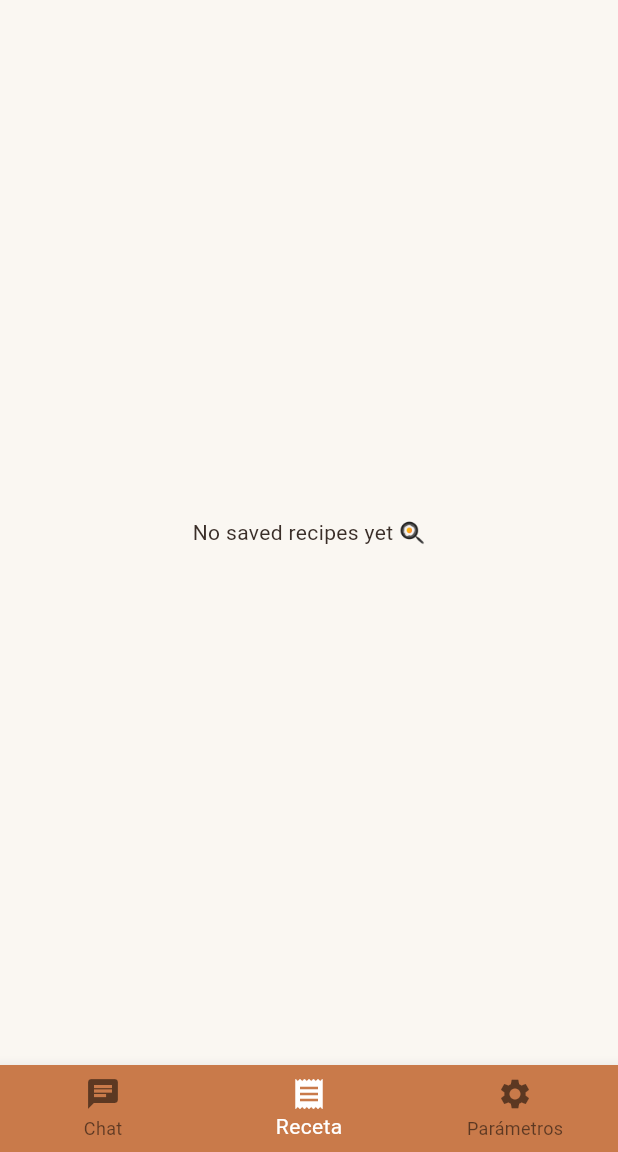
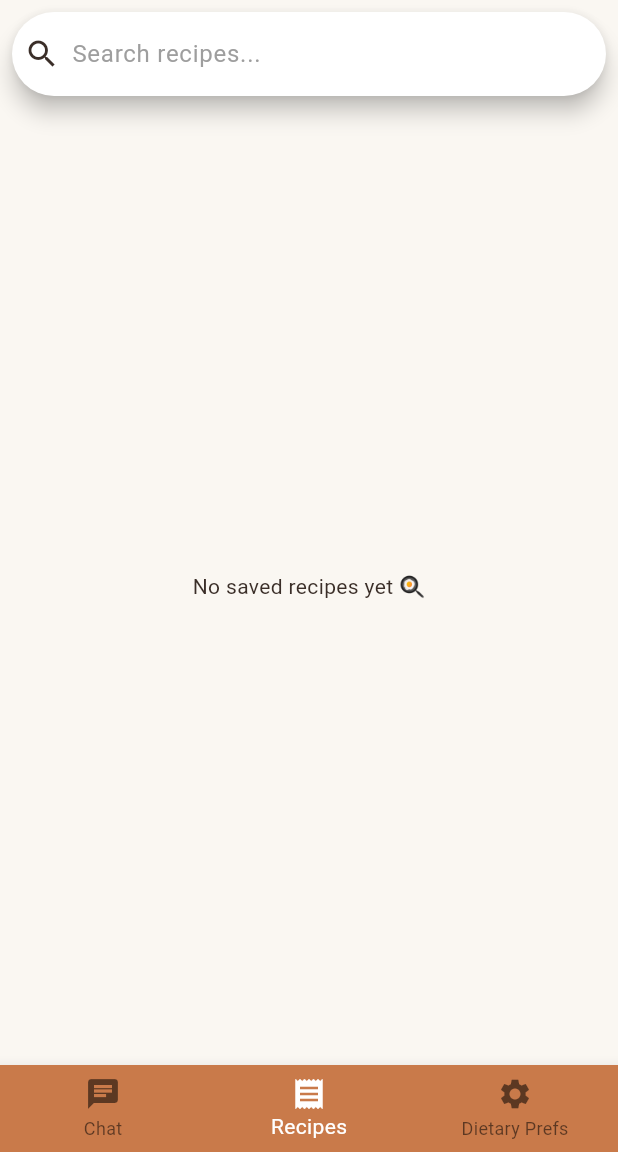
Before and after one commit to Random2127/FogonesAI, a Flutter app: the screen it shows after launch, item 2 of the bottom bar chosen, on a phone screen of 412 x 824 dp, the part 84-1236 px from its top. Run offline on Flutter 3.47's test engine with Material 3 defaults, Android fonts, the phone set to English and light mode, and no system bars; our stand-ins replace flutter_dotenv, shared_preferences, sqflite; accounts and stored records are empty; Roboto replaces fonts that are missing (Poppins).

Commit message:
Recipes Search bar

```diff
--- a/lib/screens/home_page.dart
+++ b/lib/screens/home_page.dart
@@ -40,10 +40,10 @@ class _HomePageState extends State<HomePage> {
         },
         items: const [
           BottomNavigationBarItem(icon: Icon(Icons.chat), label: 'Chat'),
-          BottomNavigationBarItem(icon: Icon(Icons.receipt), label: 'Receta'),
+          BottomNavigationBarItem(icon: Icon(Icons.receipt), label: 'Recipes'),
           BottomNavigationBarItem(
             icon: Icon(Icons.settings),
-            label: 'Parámetros',
+            label: 'Dietary Prefs',
           ),
         ],
       ),
--- a/lib/screens/recipes_screen.dart
+++ b/lib/screens/recipes_screen.dart
@@ -9,11 +9,27 @@ class RecipesScreen extends StatelessWidget {
   @override
   Widget build(BuildContext context) {
     final recipeController = context.watch<RecipeController>();
-
     final recipes = recipeController.favourites;
 
     return Scaffold(
-      body: Padding(
+      body: Column(
+        children: [
+          Padding(
+            padding: const EdgeInsets.all(8),
+            child: SearchBar(
+              leading: const Icon(Icons.search),
+              hintText: 'Search recipes...',
+              hintStyle: WidgetStateProperty.all(
+                const TextStyle(color: Colors.grey),
+              ),
+
+              onChanged: (value) {
+                recipeController.filterRecipes(value);
+              },
+            ),
+          ),
+          Expanded(
+            child: Padding(
               padding: const EdgeInsets.all(8),
               child: recipes.isEmpty
                   ? const Center(child: Text('No saved recipes yet 🍳'))
@@ -52,6 +68,9 @@ class RecipesScreen extends StatelessWidget {
                       },
                     ),
             ),
+          ),
+        ],
+      ),
     );
   }
 }
```
Also changed, not shown: lib/controllers/recipe_controller.dart (+21 -1 lines). Lines whose indentation alone changed are shown as unchanged.
